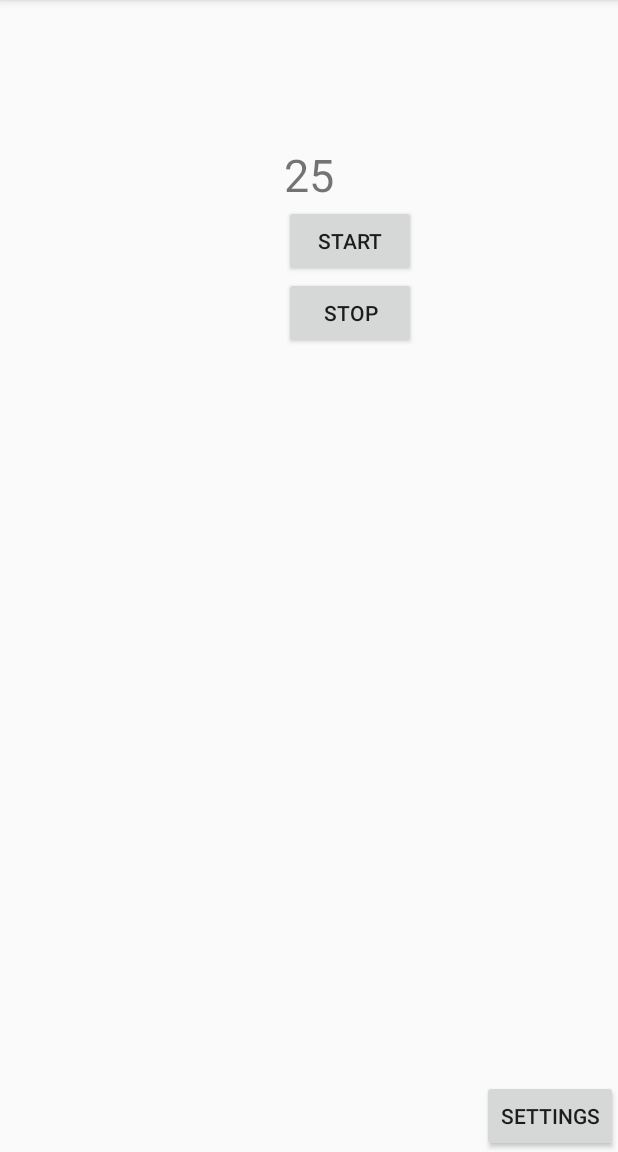
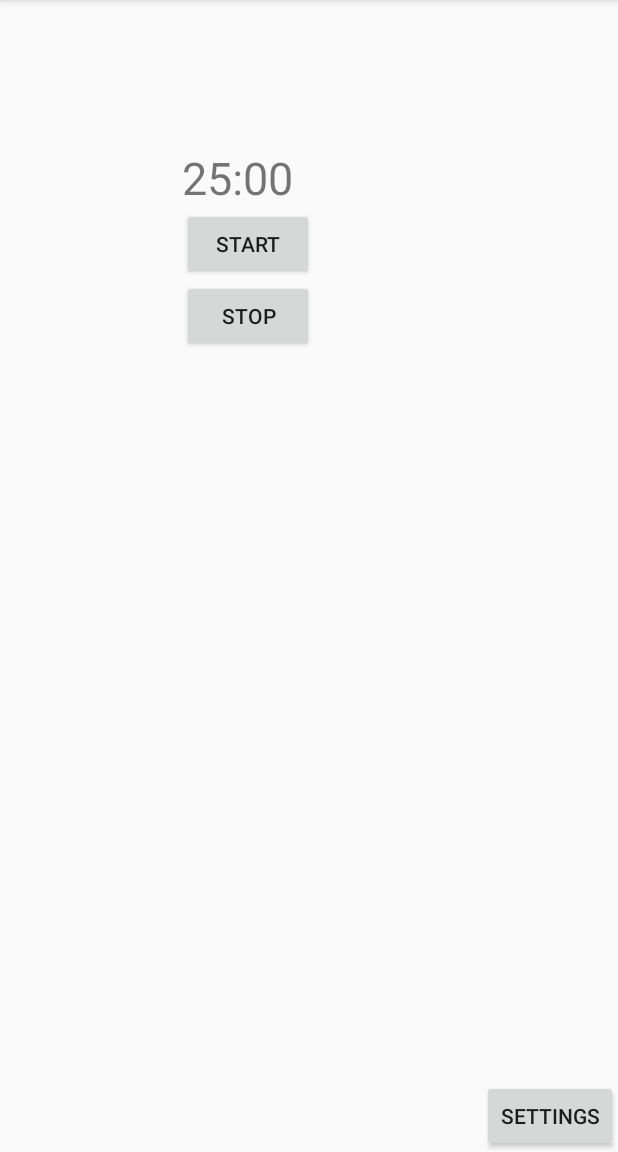
Before and after one commit to redbluex/PomodoroMaster, an Android app: the screen it shows after launch (MainActivity), on a phone screen of 412 x 824 dp, the part 84-1236 px from its top. Run offline under Robolectric (Android 15) with nearby library versions, the phone set to English and light mode, and no system bars.

Commit message:
added conversion seconds to minutes

```diff
--- a/app/src/main/java/com/example/rob/pomodoro/MainActivity.java
+++ b/app/src/main/java/com/example/rob/pomodoro/MainActivity.java
@@ -11,10 +11,11 @@ import android.widget.TextView;
 
 public class MainActivity extends AppCompatActivity {
 
+    static SettingsKlasa ustawienia = new SettingsKlasa();
     public int counter = 0;
+    public int minutes = ustawienia.getMainTime();
+    public int seconds = 0;
     String tekstRamka;
-    static SettingsKlasa ustawienia = new SettingsKlasa();
-
 
 
     @Override
@@ -24,16 +25,22 @@ public class MainActivity extends AppCompatActivity {
 
         Button click = (Button)findViewById(R.id.button);
         final TextView label = (TextView)findViewById(R.id.timeText);
+        final TextView minuty = (TextView)findViewById(R.id.textMinutes);
         tekstRamka = ustawienia.getMainTime()+"";
         label.setText(tekstRamka);
 
         click.setOnClickListener(new View.OnClickListener(){
             @Override
             public void onClick(View v){
-                new CountDownTimer(10000, 1000){
+                new CountDownTimer((ustawienia.getMainTime()*60000), 1000){
                     public void onTick(long millisOnFinished){
-                        label.setText(String.valueOf(Integer.parseInt(tekstRamka)-counter));
-                        counter++;
+                        if(seconds==0){
+                            seconds=59;
+                            minutes-=1;
+                            label.setText(String.valueOf(minutes));
+                        }
+                        minuty.setText(String.valueOf(seconds));
+                        seconds--;
                     }
 
                     @Override
--- a/app/src/main/res/layout/activity_main.xml
+++ b/app/src/main/res/layout/activity_main.xml
@@ -12,10 +12,14 @@
         android:id="@+id/timeText"
         android:layout_width="wrap_content"
         android:layout_height="wrap_content"
+        android:layout_marginTop="98dp"
+        android:textSize="30dp"
+        android:text="25"
         android:layout_alignParentTop="true"
-        android:layout_centerHorizontal="true"
-        android:layout_marginTop="96dp"
-        android:textSize="30dp"/>
+        android:layout_alignParentLeft="true"
+        android:layout_alignParentStart="true"
+        android:layout_marginLeft="121dp"
+        android:layout_marginStart="121dp" />
 
     <Button
         android:id="@+id/button"
@@ -45,4 +49,25 @@
         android:layout_alignParentRight="true"
         android:text="Settings"
         android:onClick="goToSettings"/>
+
+    <TextView
+        android:id="@+id/textView4"
+        android:layout_width="wrap_content"
+        android:layout_height="wrap_content"
+        android:layout_above="@+id/button"
+        android:layout_toEndOf="@+id/timeText"
+        android:layout_toRightOf="@+id/timeText"
+        android:text=":"
+        android:textSize="30dp"/>
+
+    <TextView
+        android:id="@+id/textMinutes"
+        android:layout_width="wrap_content"
+        android:layout_height="wrap_content"
+        android:layout_above="@+id/button"
+        android:layout_toEndOf="@+id/textView4"
+        android:layout_toRightOf="@+id/textView4"
+        android:text="00"
+        android:textSize="30dp"/>
+
 </RelativeLayout>
```
